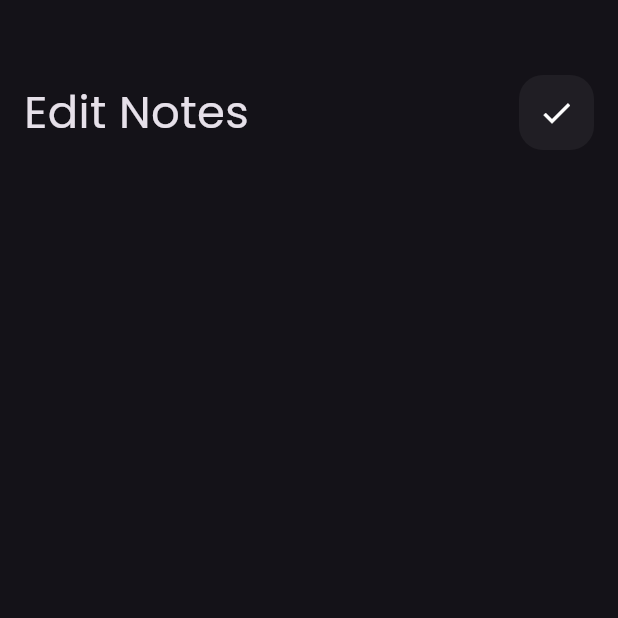
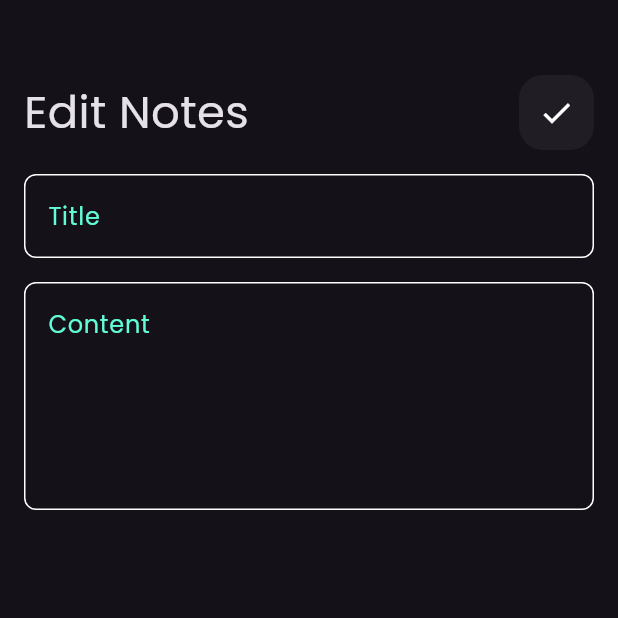
Before and after one commit to ahmedsayedasr50-ctrl/NotesApp, a Flutter app: the EditNoteView screen opened directly, on a phone screen of 412 x 824 dp, the top half of it. Run offline on Flutter 3.47's test engine with Material 3 defaults, Android fonts, the phone set to English and light mode, and no system bars.

Commit message:
add custom text field to edit note view

```diff
--- a/lib/views/widgets/edit_note_view_body.dart
+++ b/lib/views/widgets/edit_note_view_body.dart
@@ -1,4 +1,5 @@
 import 'package:flutter/material.dart';
+import 'package:notes_app/views/widgets/custom_textfeild.dart';
 import 'package:notes_app/views/widgets/customize_appbar.dart';
 
 class EditNoteViewBody extends StatelessWidget {
@@ -12,6 +13,10 @@ class EditNoteViewBody extends StatelessWidget {
         children: [
           SizedBox(height: 50),
           CustomizeAppBar(title: "Edit Notes", icon: Icons.check),
+          SizedBox(height: 16),
+          CustomTextfeild(hint: "Title"),
+          SizedBox(height: 16),
+          CustomTextfeild(hint: "Content", maxLines: 5),
         ],
       ),
     );
```
